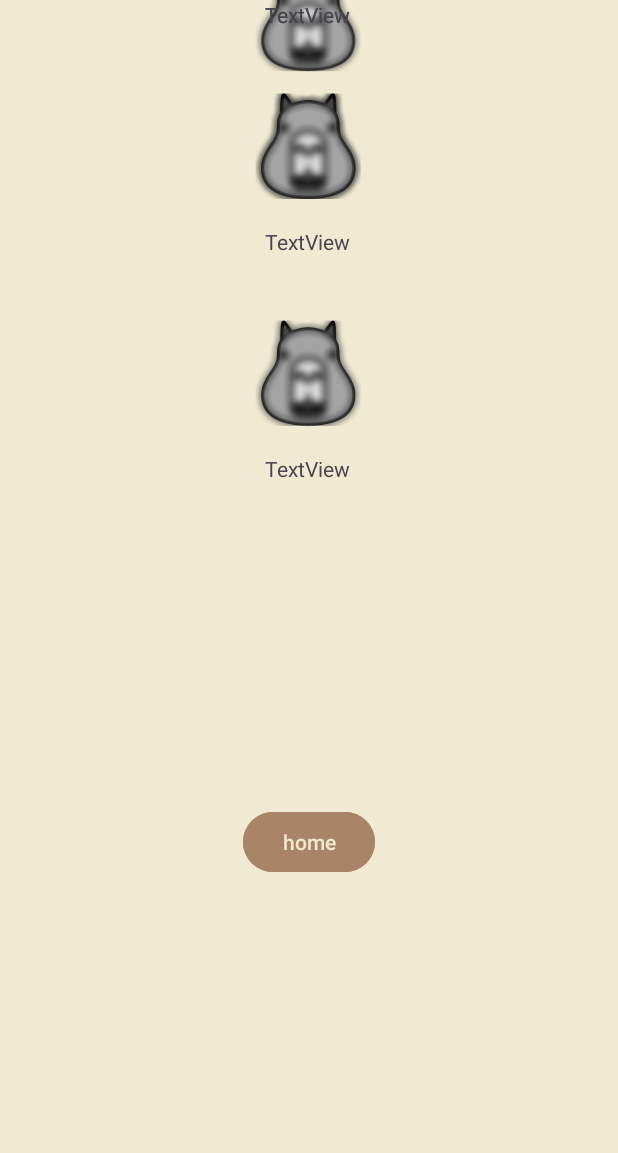
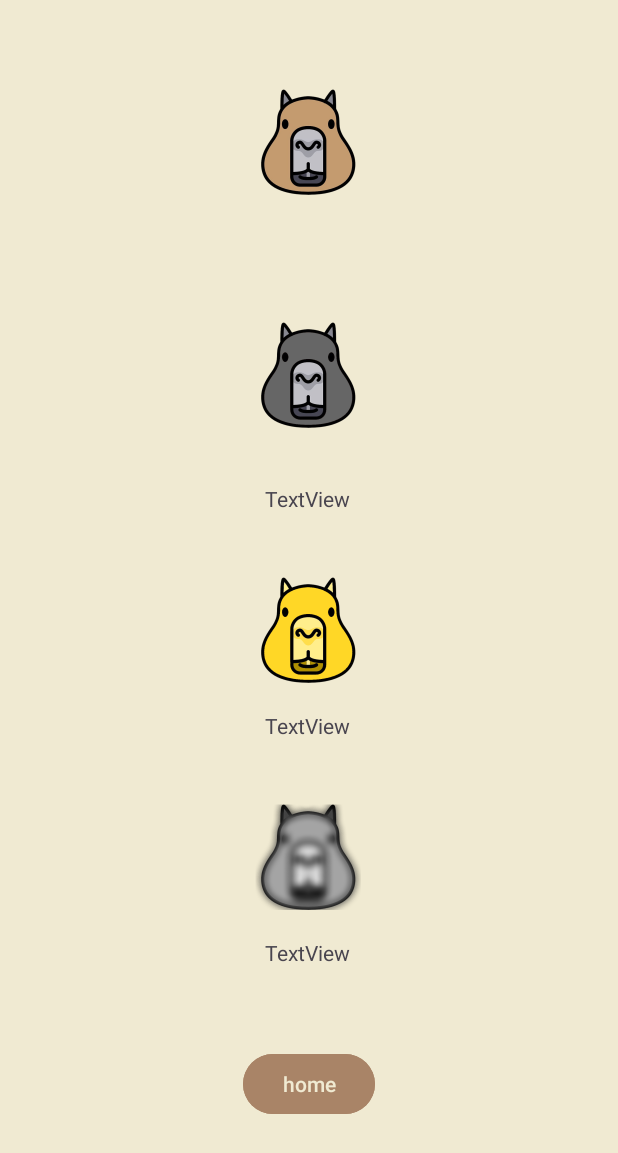
Before and after one commit to Android-Dev-11th/capybaraMeditation, an Android app: the AccomplishmentActivity screen opened directly, with no data from a screen before it, on a phone screen of 412 x 824 dp. Shown: the top 1153 px of the screen. Run offline under Robolectric (Android 15) with nearby library versions, the light colour scheme and no system bars.

Commit message:
day 6: accomplishments stuff

```diff
--- a/app/src/main/java/com/example/capybarameditation/AccomplishmentActivity.kt
+++ b/app/src/main/java/com/example/capybarameditation/AccomplishmentActivity.kt
@@ -16,11 +16,33 @@ class AccomplishmentActivity : AppCompatActivity() {
         binding = ActivityAccomplishmentBinding.inflate(layoutInflater)
         setContentView(binding.root)
 
+        //TODO: get info about hours meditated, check if it meets threshold, change image res and
+        //TODO: text if so
+
+
+        //for testing
+        var minMeditated = 30
+
+        if (minMeditated > 5){
+            binding.normaltrophy.setImageResource(R.mipmap.capytrophy_foreground)
+        }
+        if (minMeditated > 10){
+            binding.silvertrophy.setImageResource(R.mipmap.capytrophysilver_foreground)
+        }
+        if (minMeditated > 20){
+            binding.goldtrophy.setImageResource(R.mipmap.capytrophygold_foreground)
+        }
+        if (minMeditated > 30){
+            binding.diamondtrophy.setImageResource(R.mipmap.capytrophydiamond_foreground)
+        }
+
+
+
+
         binding.back2.setOnClickListener {
             val menuIntent = Intent(this, MenuActivity::class.java)
             startActivity(menuIntent)
         }
     }
 
-
 }
--- a/app/src/main/res/layout/activity_accomplishment.xml
+++ b/app/src/main/res/layout/activity_accomplishment.xml
@@ -19,18 +19,19 @@
         app:layout_constraintBottom_toBottomOf="parent"
         app:layout_constraintEnd_toEndOf="parent"
         app:layout_constraintStart_toStartOf="parent"
-        app:layout_constraintTop_toBottomOf="@+id/textView6" />
+        app:layout_constraintTop_toBottomOf="@+id/diamondtext" />
 
     <ImageView
         android:id="@+id/normaltrophy"
         android:layout_width="wrap_content"
         android:layout_height="wrap_content"
         android:layout_marginTop="24dp"
-        app:layout_constraintBottom_toTopOf="@+id/textView3"
+        app:layout_constraintBottom_toTopOf="@+id/normaltext"
         app:layout_constraintEnd_toEndOf="parent"
         app:layout_constraintHorizontal_bias="0.498"
         app:layout_constraintStart_toStartOf="parent"
         app:layout_constraintTop_toTopOf="parent"
+        app:layout_constraintVertical_bias="1.0"
         app:srcCompat="@mipmap/capytrophylocked_foreground" />
 
     <ImageView
@@ -38,12 +39,12 @@
         android:layout_width="wrap_content"
         android:layout_height="wrap_content"
         android:layout_marginTop="24dp"
-        app:layout_constraintBottom_toTopOf="@+id/textView4"
+        app:layout_constraintBottom_toTopOf="@+id/silvertext"
         app:layout_constraintEnd_toEndOf="parent"
         app:layout_constraintHorizontal_bias="0.498"
         app:layout_constraintStart_toStartOf="parent"
-        app:layout_constraintTop_toBottomOf="@+id/textView3"
-        app:layout_constraintVertical_bias="0.0"
+        app:layout_constraintTop_toBottomOf="@+id/normaltext"
+        app:layout_constraintVertical_bias="0.164"
         app:srcCompat="@mipmap/capytrophylocked_foreground" />
 
     <ImageView
@@ -54,7 +55,7 @@
         app:layout_constraintEnd_toEndOf="parent"
         app:layout_constraintHorizontal_bias="0.498"
         app:layout_constraintStart_toStartOf="parent"
-        app:layout_constraintTop_toBottomOf="@+id/textView4"
+        app:layout_constraintTop_toBottomOf="@+id/silvertext"
         app:srcCompat="@mipmap/capytrophylocked_foreground" />
 
     <ImageView
@@ -65,31 +66,34 @@
         app:layout_constraintEnd_toEndOf="parent"
         app:layout_constraintHorizontal_bias="0.498"
         app:layout_constraintStart_toStartOf="parent"
-        app:layout_constraintTop_toBottomOf="@+id/textView5"
+        app:layout_constraintTop_toBottomOf="@+id/goldtext"
         app:srcCompat="@mipmap/capytrophylocked_foreground" />
 
     <TextView
-        android:id="@+id/textView3"
+        android:id="@+id/normaltext"
+        android:layout_width="wrap_content"
+        android:layout_height="wrap_content"
+        app:layout_constraintBottom_toBottomOf="parent"
+        app:layout_constraintEnd_toEndOf="parent"
+        app:layout_constraintHorizontal_bias="0.498"
+        app:layout_constraintStart_toStartOf="parent"
+        app:layout_constraintTop_toTopOf="parent"
+        app:layout_constraintVertical_bias="0.185" />
+
+    <TextView
+        android:id="@+id/silvertext"
         android:layout_width="wrap_content"
         android:layout_height="wrap_content"
         android:text="TextView"
+        app:layout_constraintBottom_toBottomOf="parent"
         app:layout_constraintEnd_toEndOf="parent"
         app:layout_constraintHorizontal_bias="0.498"
         app:layout_constraintStart_toStartOf="parent"
-        tools:layout_editor_absoluteY="136dp" />
+        app:layout_constraintTop_toTopOf="parent"
+        app:layout_constraintVertical_bias="0.401" />
 
     <TextView
-        android:id="@+id/textView4"
-        android:layout_width="wrap_content"
-        android:layout_height="wrap_content"
-        android:text="TextView"
-        app:layout_constraintEnd_toEndOf="parent"
-        app:layout_constraintHorizontal_bias="0.498"
-        app:layout_constraintStart_toStartOf="parent"
-        tools:layout_editor_absoluteY="291dp" />
-
-    <TextView
-        android:id="@+id/textView5"
+        android:id="@+id/goldtext"
         android:layout_width="wrap_content"
         android:layout_height="wrap_content"
         android:text="TextView"
@@ -99,7 +103,7 @@
         app:layout_constraintTop_toBottomOf="@+id/goldtrophy" />
 
     <TextView
-        android:id="@+id/textView6"
+        android:id="@+id/diamondtext"
         android:layout_width="wrap_content"
         android:layout_height="wrap_content"
         android:text="TextView"
```
